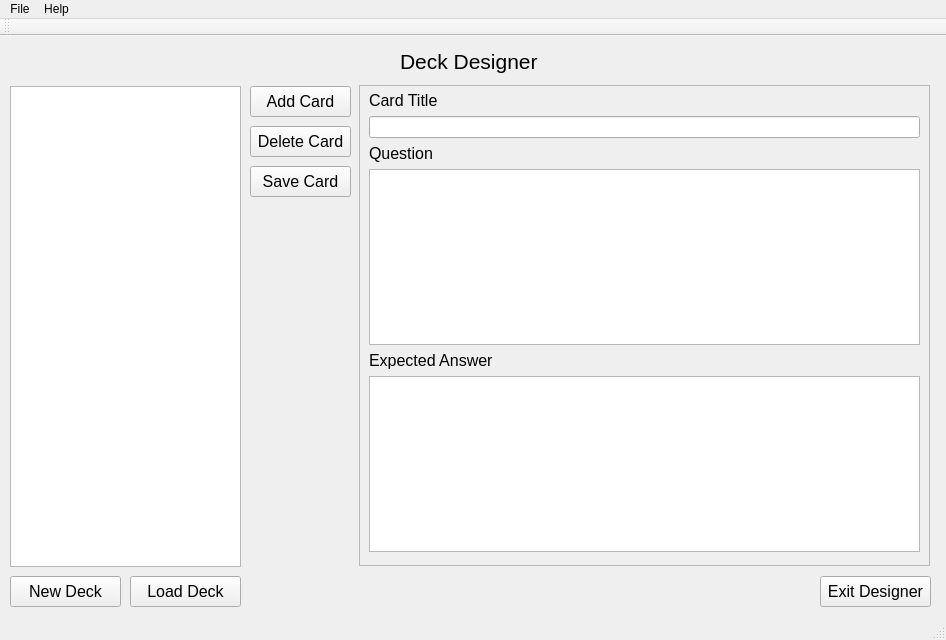
Qt form src/ui/designer_window.ui (nikolovdeyan/flashkarti) before a commit.
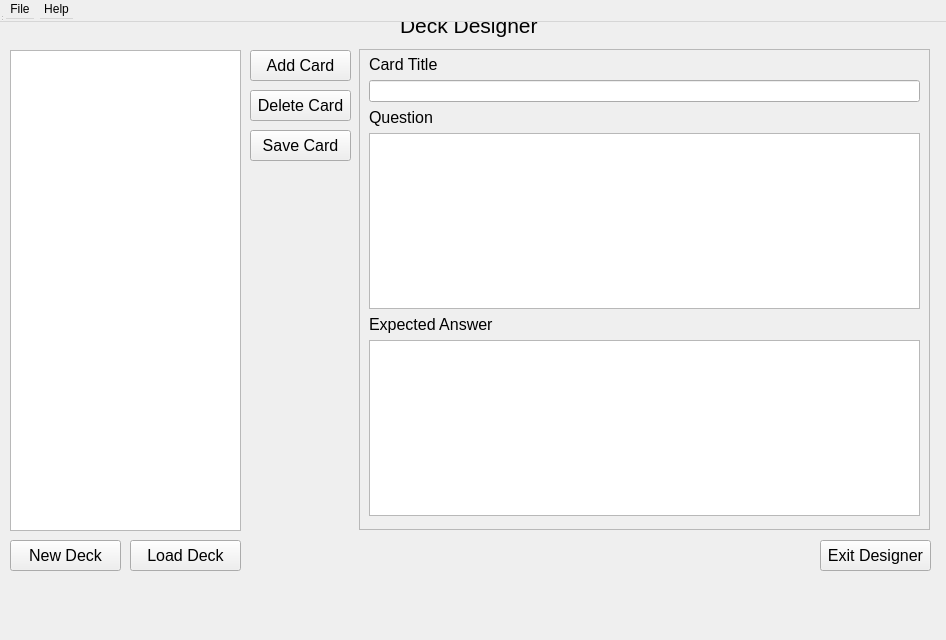
The same form after that commit.

Commit message: Start refactoring ui. MainWindow renamed to MenuWindow

What changed in the file:
```diff
--- a/src/ui/designer_window.ui
+++ b/src/ui/designer_window.ui
@@ -1,7 +1,7 @@
 <?xml version="1.0" encoding="UTF-8"?>
 <ui version="4.0">
  <class>DesignerWindow</class>
- <widget class="QMainWindow" name="DesignerWindow">
+ <widget class="QWidget" name="DesignerWindow">
   <property name="geometry">
    <rect>
     <x>0</x>
```
The commit also changes 10 other files.
